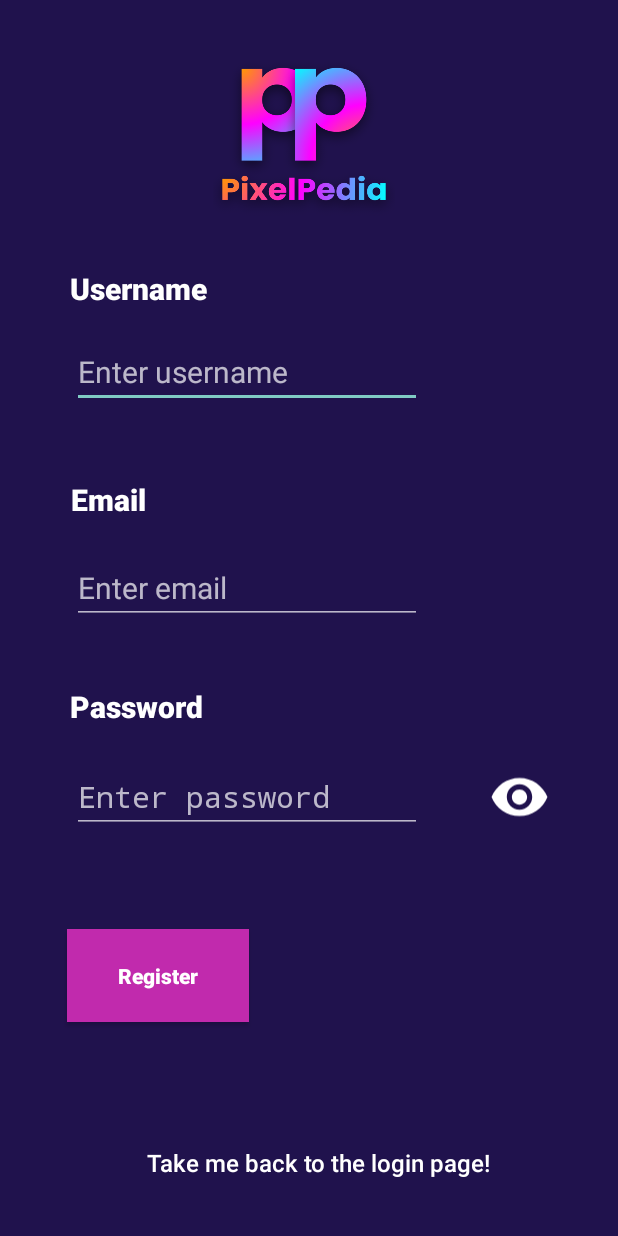
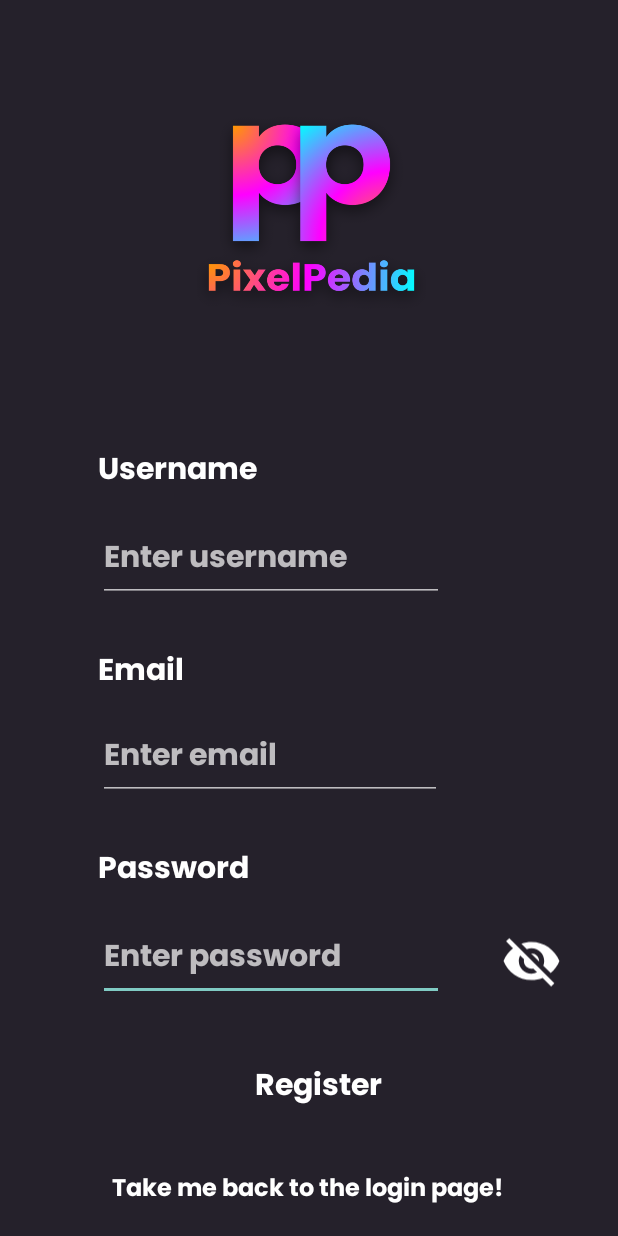
Before and after one commit to PioRomo/137Project, an Android app: the RegisterActivity screen opened directly, with no data from a screen before it, on a phone screen of 412 x 824 dp. Run offline under Robolectric (Android 15) with nearby library versions, the phone set to English and light mode, and no system bars; our stand-ins replace Firebase (no records; nobody signed in at launch, a user with empty details on screens opened directly).

Commit message:
- UI Changes (swapped some colors and stuff) - Modified item placement - Fixed toggle font issue - Switched fonts to Poppins

```diff
--- a/app/src/main/java/com/example/pixelpedia/RegisterActivity.kt
+++ b/app/src/main/java/com/example/pixelpedia/RegisterActivity.kt
@@ -9,6 +9,7 @@ import android.widget.Toast
 import androidx.activity.enableEdgeToEdge
 import androidx.appcompat.app.AppCompatActivity
 import android.text.InputType
+import android.view.View
 import androidx.core.content.res.ResourcesCompat
 import androidx.core.view.ViewCompat
 import androidx.core.view.WindowInsetsCompat
@@ -39,24 +40,17 @@ class RegisterActivity : AppCompatActivity() {
         registerButton = findViewById(R.id.registerRegisterButton)
         backToLoginButton = findViewById(R.id.registerBackToLogin)
 
+        //Set font var to fix password text not displaying on load
+        val poppinsFont = ResourcesCompat.getFont(this, R.font.poppins_bold)
+
+
         //Toggling password visibility
         // Set password input type to hidden by default
         passwordEditText.inputType = InputType.TYPE_CLASS_TEXT or InputType.TYPE_TEXT_VARIATION_PASSWORD
+        passwordEditText.typeface = poppinsFont
 
         togglePasswordVisibility.setOnClickListener {
-            // Check if the current input type is visible password
-            if (passwordEditText.inputType == InputType.TYPE_TEXT_VARIATION_VISIBLE_PASSWORD) {
-                // Set input type to hidden password
-                passwordEditText.inputType = InputType.TYPE_CLASS_TEXT or InputType.TYPE_TEXT_VARIATION_PASSWORD
-                togglePasswordVisibility.setImageResource(R.drawable.ic_visibility_off) // Closed eye icon
-            } else {
-                // Set input type to visible password
-                passwordEditText.inputType = InputType.TYPE_TEXT_VARIATION_VISIBLE_PASSWORD
-                togglePasswordVisibility.setImageResource(R.drawable.ic_visibility) // Open eye icon
-            }
-
-            // Reapply the text so the cursor stays at the end
-            passwordEditText.setSelection(passwordEditText.text.length)
+           togglePasswordVisibility(it)
         }
 
         registerButton.setOnClickListener {
@@ -118,4 +112,22 @@ class RegisterActivity : AppCompatActivity() {
         val passwordPattern = Regex("^(?=.*[A-Z])(?=.*[0-9])(?=.*[@#\$%^&+=!])(?=\\S+\$).{8,}\$")
         return password.matches(passwordPattern)
     }
+
+    private fun togglePasswordVisibility(view : View){
+        val poppinsFont = ResourcesCompat.getFont(this, R.font.poppins_bold)
+        // Check if the current input type is visible password
+        if (passwordEditText.inputType == InputType.TYPE_TEXT_VARIATION_VISIBLE_PASSWORD) {
+            // Set input type to hidden password
+            passwordEditText.inputType = InputType.TYPE_CLASS_TEXT or InputType.TYPE_TEXT_VARIATION_PASSWORD
+            togglePasswordVisibility.setImageResource(R.drawable.ic_visibility_off) // Closed eye icon
+        } else {
+            // Set input type to visible password
+            passwordEditText.inputType = InputType.TYPE_TEXT_VARIATION_VISIBLE_PASSWORD
+            togglePasswordVisibility.setImageResource(R.drawable.ic_visibility) // Open eye icon
+        }
+
+        // Reapply the text so the cursor stays at the end and  reset font
+        passwordEditText.typeface = poppinsFont
+        passwordEditText.setSelection(passwordEditText.text.length)
+    }
 }
--- a/app/src/main/res/layout/activity_login.xml
+++ b/app/src/main/res/layout/activity_login.xml
@@ -12,34 +12,23 @@
         android:layout_width="match_parent"
         android:layout_height="match_parent"
         android:background="@color/PrimaryPurple"
-        tools:layout_editor_absoluteX="0dp"
-        tools:layout_editor_absoluteY="0dp">
-
-        <ImageView
-            android:id="@+id/imageView2"
-            android:layout_width="200dp"
-            android:layout_height="266dp"
-            android:layout_alignParentStart="true"
-            android:layout_alignParentTop="true"
-            android:layout_alignParentEnd="true"
-            android:layout_marginStart="-1dp"
-            android:layout_marginTop="42dp"
-            android:layout_marginEnd="1dp"
-            app:srcCompat="@drawable/pixelpedialogowordmark" />
+        tools:layout_editor_absoluteX="3dp"
+        tools:layout_editor_absoluteY="-16dp">
 
         <Button
             android:id="@+id/biometricLoginButton"
             android:layout_width="271dp"
             android:layout_height="48dp"
+            android:layout_above="@+id/loginRegisterButton"
             android:layout_alignParentStart="true"
             android:layout_alignParentEnd="true"
-            android:layout_alignParentBottom="true"
+            android:layout_centerHorizontal="true"
             android:layout_gravity="center_horizontal"
-            android:layout_marginStart="71dp"
-            android:layout_marginEnd="68dp"
-            android:layout_marginBottom="83dp"
-            android:background="@color/PrimaryPurple"
-            android:fontFamily="sans-serif-black"
+            android:layout_marginStart="73dp"
+            android:layout_marginEnd="66dp"
+            android:layout_marginBottom="11dp"
+            android:background="@android:color/transparent"
+            android:fontFamily="@font/poppins_bold"
             android:text="Login With Biometrics"
             android:textAllCaps="false" />
 
@@ -47,14 +36,15 @@
             android:id="@+id/loginLoginButton"
             android:layout_width="237dp"
             android:layout_height="wrap_content"
+            android:layout_above="@+id/biometricLoginButton"
             android:layout_alignParentStart="true"
             android:layout_alignParentEnd="true"
-            android:layout_alignParentBottom="true"
-            android:layout_marginStart="87dp"
-            android:layout_marginEnd="87dp"
-            android:layout_marginBottom="148dp"
-            android:background="@color/PrimaryMagenta"
-            android:fontFamily="sans-serif-black"
+            android:layout_centerHorizontal="true"
+            android:layout_marginStart="90dp"
+            android:layout_marginEnd="83dp"
+            android:layout_marginBottom="12dp"
+            android:background="@android:color/transparent"
+            android:fontFamily="@font/poppins_bold"
             android:text="Login"
             android:textAllCaps="false"
             android:textSize="16sp"
@@ -72,6 +62,8 @@
             android:layout_marginTop="484dp"
             android:layout_marginEnd="51dp"
             android:ems="10"
+            android:layout_centerHorizontal="true"
+            android:fontFamily="@font/poppins_bold"
             android:hint="Enter Password"
             android:inputType="textPassword"
             android:textColor="#FFFFFF"
@@ -88,7 +80,9 @@
             android:layout_marginTop="361dp"
             android:layout_marginEnd="52dp"
             android:ems="10"
-            android:hint="Enter Username"
+            android:fontFamily="@font/poppins_bold"
+            android:layout_centerHorizontal="true"
+            android:hint="Enter Email"
             android:inputType="text"
             android:textColor="#FFFFFF"
             android:textSize="20sp" />
@@ -103,7 +97,7 @@
             android:layout_marginStart="73dp"
             android:layout_marginTop="318dp"
             android:layout_marginEnd="252dp"
-            android:fontFamily="sans-serif-black"
+            android:fontFamily="@font/poppins_bold"
             android:text="Email"
             android:textColor="#FFFFFF"
             android:textSize="24sp" />
@@ -118,25 +112,39 @@
             android:layout_marginStart="73dp"
             android:layout_marginTop="438dp"
             android:layout_marginEnd="116dp"
-            android:fontFamily="sans-serif-black"
+            android:fontFamily="@font/poppins_bold"
             android:text="Password"
             android:textColor="#FFFFFF"
             android:textSize="24sp" />
-    </RelativeLayout>
+
+        <ImageView
+            android:id="@+id/imageView"
+            android:layout_width="250dp"
+            android:layout_height="250dp"
+            android:layout_alignParentStart="true"
+            android:layout_alignParentTop="true"
+            android:layout_alignParentEnd="true"
+            android:layout_centerHorizontal="true"
+            android:layout_marginStart="56dp"
+            android:layout_marginTop="28dp"
+            android:layout_marginEnd="56dp"
+            app:srcCompat="@drawable/pixelpedialogo" />
 
         <Button
             android:id="@+id/loginRegisterButton"
             android:layout_width="416dp"
             android:layout_height="48dp"
-        android:background="#00FFFFFF"
+            android:layout_alignParentStart="true"
+            android:layout_alignParentBottom="true"
+            android:layout_centerHorizontal="true"
+            android:layout_marginStart="0dp"
+            android:layout_marginBottom="17dp"
+            android:background="@android:color/transparent"
+            android:fontFamily="@font/poppins_bold"
             android:text="Don't have an account? Register here"
             android:textAllCaps="false"
             android:textColor="#FFFFFF"
-        android:textSize="16sp"
-        app:layout_constraintBottom_toBottomOf="parent"
-        app:layout_constraintEnd_toEndOf="parent"
-        app:layout_constraintStart_toStartOf="parent"
-        app:layout_constraintTop_toBottomOf="@+id/loginLoginButton"
-        app:layout_constraintVertical_bias="0.606" />
+            android:textSize="16sp" />
+    </RelativeLayout>
 
 </androidx.constraintlayout.widget.ConstraintLayout>
--- a/app/src/main/res/layout/activity_register.xml
+++ b/app/src/main/res/layout/activity_register.xml
@@ -12,156 +12,163 @@
         android:layout_width="match_parent"
         android:layout_height="match_parent"
         android:background="@color/PrimaryPurple"
-        tools:layout_editor_absoluteX="0dp"
-        tools:layout_editor_absoluteY="-300dp">
+        tools:layout_editor_absoluteX="-56dp"
+        tools:layout_editor_absoluteY="0dp">
 
         <ImageView
-            android:id="@+id/imageView2"
-            android:layout_width="match_parent"
-            android:layout_height="121dp"
+            android:id="@+id/imageView3"
+            android:layout_width="151dp"
+            android:layout_height="144dp"
+            android:layout_above="@+id/registerUsernameTitle"
             android:layout_alignParentStart="true"
             android:layout_alignParentTop="true"
             android:layout_alignParentEnd="true"
-            android:layout_marginStart="-3dp"
-            android:layout_marginTop="33dp"
-            android:layout_marginEnd="3dp"
+            android:layout_gravity="center_horizontal"
+            android:layout_marginStart="131dp"
+            android:layout_marginTop="27dp"
+            android:layout_marginEnd="128dp"
+            android:layout_marginBottom="35dp"
             app:srcCompat="@drawable/pixelpedialogowordmark" />
 
-        <ImageView
-            android:id="@+id/togglePasswordVisibility"
-            android:layout_width="48dp"
-            android:layout_height="48dp"
-            android:layout_below="@+id/imageView2"
+        <Button
+            android:id="@+id/registerRegisterButton"
+            android:layout_width="179dp"
+            android:layout_height="51dp"
+            android:layout_above="@+id/registerBackToLogin"
+            android:layout_alignParentStart="true"
+            android:layout_alignParentEnd="true"
+            android:layout_centerHorizontal="true"
+            android:layout_marginStart="122dp"
+            android:layout_marginEnd="110dp"
+            android:layout_marginBottom="18dp"
+            android:background="@android:color/transparent"
+            android:fontFamily="@font/poppins_bold"
+            android:text="Register"
+            android:textAllCaps="false"
+            android:textSize="20sp" />
+
+        <Button
+            android:id="@+id/registerBackToLogin"
+            android:layout_width="385dp"
+            android:layout_height="50dp"
             android:layout_alignParentStart="true"
             android:layout_alignParentEnd="true"
             android:layout_alignParentBottom="true"
-            android:layout_marginStart="326dp"
-            android:layout_marginTop="313dp"
-            android:layout_marginEnd="45dp"
-            android:layout_marginBottom="229dp"
-            android:onClick="togglePasswordVisibility"
-            android:src="@drawable/ic_visibility" />
-    </RelativeLayout>
+            android:layout_marginStart="11dp"
+            android:layout_marginEnd="14dp"
+            android:layout_marginBottom="5dp"
+            android:background="@android:color/transparent"
+            android:fontFamily="@font/poppins_bold"
+            android:text="Take me back to the login page!"
+            android:textAllCaps="false"
+            android:textSize="16sp" />
+
+        <EditText
+            android:id="@+id/registerPasswordText"
+            android:layout_width="wrap_content"
+            android:layout_height="wrap_content"
+            android:layout_above="@+id/registerRegisterButton"
+            android:layout_alignParentStart="true"
+            android:layout_alignParentEnd="true"
+            android:layout_gravity="center_horizontal"
+            android:layout_marginStart="65dp"
+            android:layout_marginEnd="116dp"
+            android:layout_marginBottom="32dp"
+            android:ems="10"
+            android:fontFamily="@font/poppins_bold"
+            android:hint="Enter password"
+            android:inputType="text"
+            android:textSize="20sp" />
 
         <TextView
-        android:id="@+id/registerUsernameTitle"
-        android:layout_width="wrap_content"
+            android:id="@+id/registerPasswordTitle"
+            android:layout_width="124dp"
             android:layout_height="wrap_content"
-        android:fontFamily="sans-serif-black"
-        android:text="Username"
+            android:layout_above="@+id/registerPasswordText"
+            android:layout_alignParentStart="true"
+            android:layout_alignParentEnd="true"
+            android:layout_marginStart="65dp"
+            android:layout_marginEnd="222dp"
+            android:layout_marginBottom="13dp"
+            android:fontFamily="@font/poppins_bold"
+            android:text="Password"
             android:textColor="@color/white"
-        android:textSize="20sp"
-        app:layout_constraintBottom_toBottomOf="parent"
-        app:layout_constraintEnd_toEndOf="parent"
-        app:layout_constraintHorizontal_bias="0.146"
-        app:layout_constraintStart_toStartOf="parent"
-        app:layout_constraintTop_toTopOf="parent"
-        app:layout_constraintVertical_bias="0.224" />
+            android:textSize="20sp" />
 
         <TextView
             android:id="@+id/registerEmailTitle"
+            android:layout_width="124dp"
+            android:layout_height="wrap_content"
+            android:layout_above="@+id/registerPasswordText"
+            android:layout_alignParentStart="true"
+            android:layout_alignParentEnd="true"
+            android:layout_marginStart="65dp"
+            android:layout_marginEnd="222dp"
+            android:layout_marginBottom="145dp"
+            android:fontFamily="@font/poppins_bold"
+            android:text="Email"
+            android:textColor="@color/white"
+            android:textSize="20sp" />
+
+        <EditText
+            android:id="@+id/registerEmailText"
             android:layout_width="wrap_content"
             android:layout_height="wrap_content"
-        android:fontFamily="sans-serif-black"
-        android:text="Email"
-        android:textColor="@color/white"
-        android:textSize="20sp"
-        app:layout_constraintBottom_toBottomOf="parent"
-        app:layout_constraintEnd_toEndOf="parent"
-        app:layout_constraintHorizontal_bias="0.131"
-        app:layout_constraintStart_toStartOf="parent"
-        app:layout_constraintTop_toTopOf="parent"
-        app:layout_constraintVertical_bias="0.401" />
-
-    <TextView
-        android:id="@+id/registerPasswordTitle"
-        android:layout_width="wrap_content"
-        android:layout_height="wrap_content"
-        android:fontFamily="sans-serif-black"
-        android:text="Password"
-        android:textColor="@color/white"
-        android:textSize="20sp"
-        app:layout_constraintBottom_toBottomOf="parent"
-        app:layout_constraintEnd_toEndOf="parent"
-        app:layout_constraintHorizontal_bias="0.145"
-        app:layout_constraintStart_toStartOf="parent"
-        app:layout_constraintTop_toBottomOf="@+id/registerEmailText"
-        app:layout_constraintVertical_bias="0.109" />
+            android:layout_above="@+id/registerPasswordTitle"
+            android:layout_alignParentStart="true"
+            android:layout_alignParentEnd="true"
+            android:layout_marginStart="65dp"
+            android:layout_marginEnd="117dp"
+            android:layout_marginBottom="29dp"
+            android:ems="10"
+            android:fontFamily="@font/poppins_bold"
+            android:hint="Enter email"
+            android:inputType="text"
+            android:textSize="20sp" />
 
         <EditText
             android:id="@+id/registerUsernameText"
             android:layout_width="wrap_content"
             android:layout_height="wrap_content"
+            android:layout_above="@+id/registerEmailTitle"
+            android:layout_alignParentStart="true"
+            android:layout_alignParentEnd="true"
+            android:layout_marginStart="65dp"
+            android:layout_marginEnd="116dp"
+            android:layout_marginBottom="29dp"
             android:ems="10"
+            android:fontFamily="@font/poppins_bold"
             android:hint="Enter username"
             android:inputType="text"
-        android:textSize="20sp"
-        app:layout_constraintBottom_toBottomOf="parent"
-        app:layout_constraintEnd_toEndOf="parent"
-        app:layout_constraintHorizontal_bias="0.268"
-        app:layout_constraintStart_toStartOf="parent"
-        app:layout_constraintTop_toBottomOf="@+id/registerUsernameTitle"
-        app:layout_constraintVertical_bias="0.032" />
+            android:textSize="20sp" />
 
-    <EditText
-        android:id="@+id/registerEmailText"
-        android:layout_width="wrap_content"
+        <TextView
+            android:id="@+id/registerUsernameTitle"
+            android:layout_width="151dp"
             android:layout_height="wrap_content"
-        android:ems="10"
-        android:hint="Enter email"
-        android:inputType="text"
-        android:textSize="20sp"
-        app:layout_constraintBottom_toBottomOf="parent"
-        app:layout_constraintEnd_toEndOf="parent"
-        app:layout_constraintHorizontal_bias="0.268"
-        app:layout_constraintStart_toStartOf="parent"
-        app:layout_constraintTop_toBottomOf="@+id/registerEmailTitle"
-        app:layout_constraintVertical_bias="0.05" />
+            android:layout_above="@+id/registerUsernameText"
+            android:layout_alignParentStart="true"
+            android:layout_alignParentEnd="true"
+            android:layout_marginStart="65dp"
+            android:layout_marginEnd="195dp"
+            android:layout_marginBottom="13dp"
+            android:fontFamily="@font/poppins_bold"
+            android:text="Username"
+            android:textColor="@color/white"
+            android:textSize="20sp" />
 
-    <EditText
-        android:id="@+id/registerPasswordText"
-        android:layout_width="wrap_content"
-        android:layout_height="wrap_content"
-        android:ems="10"
-        android:fontFamily="sans-serif"
-        android:hint="Enter password"
-        android:inputType="text"
-        android:textSize="20sp"
-        app:layout_constraintBottom_toBottomOf="parent"
-        app:layout_constraintEnd_toEndOf="parent"
-        app:layout_constraintHorizontal_bias="0.268"
-        app:layout_constraintStart_toStartOf="parent"
-        app:layout_constraintTop_toBottomOf="@+id/registerPasswordTitle"
-        app:layout_constraintVertical_bias="0.077" />
+        <ImageView
+            android:id="@+id/togglePasswordVisibility"
+            android:layout_width="40dp"
+            android:layout_height="44dp"
+            android:layout_alignParentStart="true"
+            android:layout_alignParentEnd="true"
+            android:layout_alignParentBottom="true"
+            android:layout_marginStart="334dp"
+            android:layout_marginEnd="37dp"
+            android:layout_marginBottom="161dp"
+            android:onClick="togglePasswordVisibility"
+            app:srcCompat="@drawable/ic_visibility_off" />
+    </RelativeLayout>
 
-    <Button
-        android:id="@+id/registerRegisterButton"
-        android:layout_width="121dp"
-        android:layout_height="62dp"
-        android:background="@color/PrimaryMagenta"
-        android:fontFamily="sans-serif-black"
-        android:text="Register"
-        android:textAllCaps="false"
-        app:layout_constraintBottom_toBottomOf="parent"
-        app:layout_constraintEnd_toEndOf="parent"
-        app:layout_constraintHorizontal_bias="0.153"
-        app:layout_constraintStart_toStartOf="parent"
-        app:layout_constraintTop_toBottomOf="@+id/registerPasswordText"
-        app:layout_constraintVertical_bias="0.31" />
-
-    <Button
-        android:id="@+id/registerBackToLogin"
-        android:layout_width="385dp"
-        android:layout_height="50dp"
-        android:background="@android:color/transparent"
-        android:fontFamily="sans-serif-medium"
-        android:text="Take me back to the login page!"
-        android:textAllCaps="false"
-        android:textSize="16sp"
-        app:layout_constraintBottom_toBottomOf="parent"
-        app:layout_constraintEnd_toEndOf="parent"
-        app:layout_constraintHorizontal_bias="0.733"
-        app:layout_constraintStart_toStartOf="parent"
-        app:layout_constraintTop_toBottomOf="@+id/registerRegisterButton"
-        app:layout_constraintVertical_bias="0.743" />
 </androidx.constraintlayout.widget.ConstraintLayout>
--- a/app/src/main/res/values/colors.xml
+++ b/app/src/main/res/values/colors.xml
@@ -1,7 +1,8 @@
 <?xml version="1.0" encoding="utf-8"?>
 <resources>
 
-    <color name="PrimaryPurple">#20124d</color>
+    <color name="Salmon">#fa5b6b</color>
+    <color name="PrimaryPurple">#25212b</color>
     <color name="PrimaryMagenta">#C12AAD</color>
     <color name="purple_200">#FF8489AE</color>
     <color name="purple_500">#FF6200EE</color>
```
Also changed, not shown: app/src/main/res/drawable/ppwhitewordmark.png (added), app/src/main/res/font/poppins_bold.ttf (added). Lines whose indentation alone changed are shown as unchanged.
